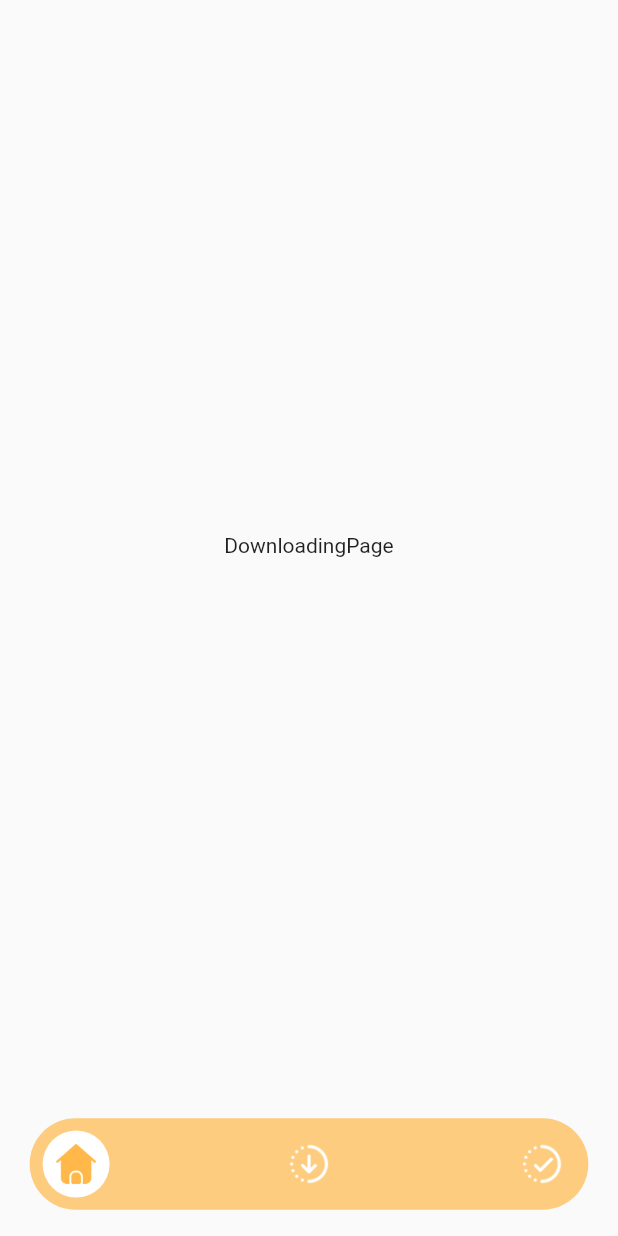
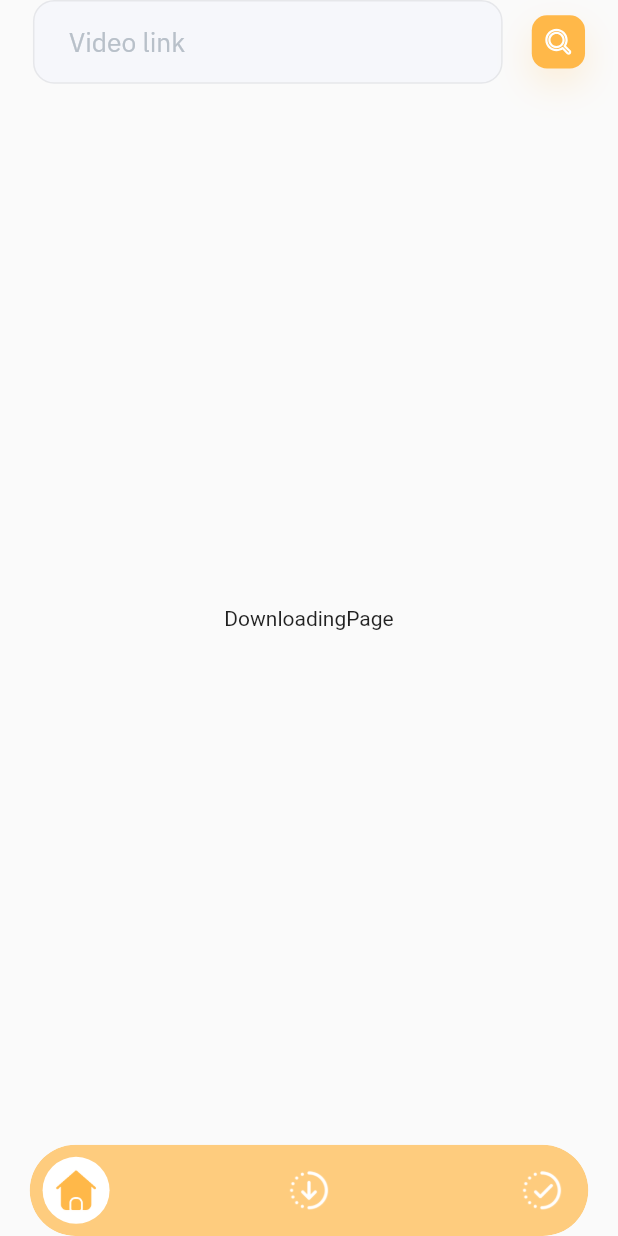
Before and after one commit to Saidmirzo/easy_downloader, a Flutter app: the screen it shows after launch, swiped to page 2, on a phone screen of 412 x 824 dp. Run offline on Flutter 3.47's test engine with Material 2 defaults, Android fonts, the phone set to English and light mode, and no system bars; our stand-ins replace equatable, flutter_screenutil, flutter_svg, internet_connection_checker, percent_indicator.

Commit message:
added main page and combinate all widgets

```diff
--- a/lib/data/constants/assets/app_colors.dart
+++ b/lib/data/constants/assets/app_colors.dart
@@ -5,7 +5,7 @@ abstract class AppColors {
 
   static const Color white = Colors.white;
 
-  static const Color bottomAppBarColor = Color(0xffFFB849);
+  static const Color primaryColor = Color(0xffFFB849);
 
   static TextColor textColor = TextColor();
 
--- a/lib/features/home/presentation/pages/home_page.dart
+++ b/lib/features/home/presentation/pages/home_page.dart
@@ -1,4 +1,10 @@
 import 'package:flutter/material.dart';
+import 'package:flutter_screenutil/flutter_screenutil.dart';
+
+import '../../../../data/constants/assets/assets.dart';
+import '../widgets/custom_searchbar.dart';
+import '../widgets/downloading_container_widget.dart';
+import '../widgets/switch_state.dart';
 
 class HomePage extends StatefulWidget {
   const HomePage({super.key});
@@ -10,8 +16,16 @@ class HomePage extends StatefulWidget {
 class _HomePageState extends State<HomePage> {
   @override
   Widget build(BuildContext context) {
-    return const Center(
-      child: Text('HomePage'),
+    return ListView.builder(
+      physics: const BouncingScrollPhysics(),
+      itemCount: 10,
+      itemBuilder: (context, index) => DownLoadingContainerWidget(
+        image: Assets.images.bitmapImage,
+        description: "The SpongeBob Movie",
+        videoName: "Sponge on the Run",
+        videoSize: "20 Mb",
+        widget: switchState(state: DownloadState.downloading),
+      ),
     );
   }
 }
--- a/lib/features/home/presentation/pages/main_page.dart
+++ b/lib/features/home/presentation/pages/main_page.dart
@@ -1,11 +1,15 @@
+import 'dart:ui';
+
 import 'package:easy_downloader/data/constants/assets/app_colors.dart';
 import 'package:easy_downloader/data/constants/assets/assets.dart';
-import 'package:easy_downloader/features/home/presentation/pages/home_pag.dart';
+import 'package:easy_downloader/features/home/presentation/widgets/custom_bottom_nav_bar.dart';
+import 'package:easy_downloader/features/home/presentation/widgets/custom_searchbar.dart';
 import 'package:flutter/material.dart';
 import 'package:flutter_screenutil/flutter_screenutil.dart';
 
 import 'downloaded.dart';
 import 'downloading.dart';
+import 'home_page.dart';
 
 class MainPage extends StatefulWidget {
   const MainPage({super.key});
@@ -15,19 +19,16 @@ class MainPage extends StatefulWidget {
 }
 
 class _MainPageState extends State<MainPage> {
-  int selectedPage = 0;
   PageController pageController = PageController();
-
-  List<String> listNavBarItems = [
-    Assets.icons.home,
-    Assets.icons.downloading,
-    Assets.icons.downloaded,
-  ];
 
   @override
   Widget build(BuildContext context) {
     return Scaffold(
-      body: PageView(
+
+      body: SafeArea(
+        child: Stack(
+          children: [
+            PageView(
               controller: pageController,
               children: const [
                 HomePage(),
@@ -35,41 +36,9 @@ class _MainPageState extends State<MainPage> {
                 DownloadedPage(),
               ],
             ),
-      bottomNavigationBar: Container(
-        height: 60.h,
-        padding: EdgeInsets.all(8.r),
-        margin: EdgeInsets.symmetric(vertical: 16.w, horizontal: 18.w),
-        decoration: BoxDecoration(
-            color: AppColors.bottomAppBarColor.withOpacity(0.7),
-            borderRadius: BorderRadius.circular(50.r)),
-        child: Row(
-          mainAxisAlignment: MainAxisAlignment.spaceBetween,
-          children: List.generate(
-            3,
-            (index) => GestureDetector(
-              onTap: () {
-                setState(() {
-                  selectedPage = index;
-                });
-              },
-              child: Container(
-                width: 45.h,
-                height: 45.h,
-                alignment: Alignment.center,
-                decoration: BoxDecoration(
-                    shape: BoxShape.circle,
-                    color: selectedPage == index ? AppColors.white : null),
-                child: Image.asset(
-                  listNavBarItems[index],
-                  height: 31.h,
-                  color: index == selectedPage
-                      ? AppColors.bottomAppBarColor
-                      : AppColors.white,
-                  fit: BoxFit.scaleDown,
-                ),
-              ),
-            ),
-          ),
+            const CustomSearchBar(),
+            CustomBottomNavBar(pageController: pageController),
+          ],
         ),
       ),
     );
--- /dev/null
+++ b/lib/features/home/presentation/widgets/custom_bottom_nav_bar.dart
@@ -0,0 +1,77 @@
+import 'dart:ui';
+
+import 'package:flutter/material.dart';
+import 'package:flutter_screenutil/flutter_screenutil.dart';
+
+import '../../../../data/constants/assets/app_colors.dart';
+import '../../../../data/constants/assets/assets.dart';
+
+class CustomBottomNavBar extends StatefulWidget {
+  const CustomBottomNavBar({super.key, required this.pageController});
+  final PageController pageController;
+
+  @override
+  State<CustomBottomNavBar> createState() => _CustomBottomNavBarState();
+}
+
+class _CustomBottomNavBarState extends State<CustomBottomNavBar> {
+  int selectedPage = 0;
+  List<String> listNavBarItems = [
+    Assets.icons.home,
+    Assets.icons.downloading,
+    Assets.icons.downloaded,
+  ];
+
+  @override
+  Widget build(BuildContext context) {
+    return Positioned(
+      bottom: 0,
+      right: 18.w,
+      left: 18.w,
+      child: ClipRRect(
+        borderRadius: BorderRadius.circular(50.r),
+        child: BackdropFilter(
+          filter: ImageFilter.blur(sigmaX: 8, sigmaY: 8),
+          child: Container(
+            height: 60.h,
+            padding: EdgeInsets.all(8.r),
+            decoration: BoxDecoration(
+              color: AppColors.primaryColor.withOpacity(0.7),
+              borderRadius: BorderRadius.circular(50.r),
+            ),
+            child: Row(
+              mainAxisAlignment: MainAxisAlignment.spaceBetween,
+              children: List.generate(
+                3,
+                (index) => GestureDetector(
+                  onTap: () {
+                    widget.pageController.jumpToPage(index);
+                    setState(() {
+                      selectedPage = index;
+                    });
+                  },
+                  child: Container(
+                    width: 45.h,
+                    height: 45.h,
+                    alignment: Alignment.center,
+                    decoration: BoxDecoration(
+                        shape: BoxShape.circle,
+                        color: selectedPage == index ? AppColors.white : null),
+                    child: Image.asset(
+                      listNavBarItems[index],
+                      height: 31.h,
+                      color: index == selectedPage
+                          ? AppColors.primaryColor
+                          : AppColors.white,
+                      fit: BoxFit.scaleDown,
+                    ),
+                  ),
+                ),
+              ),
+            ),
+          ),
+        ),
+      ),
+    );
+  }
+}
--- /dev/null
+++ b/lib/features/home/presentation/widgets/custom_searchbar.dart
@@ -0,0 +1,71 @@
+import 'package:flutter/material.dart';
+import 'package:flutter_screenutil/flutter_screenutil.dart';
+import 'package:flutter_svg/svg.dart';
+
+import '../../../../data/constants/assets/app_colors.dart';
+import '../../../../data/constants/assets/app_text_styles.dart';
+import '../../../../data/constants/assets/assets.dart';
+
+class CustomSearchBar extends StatelessWidget {
+  const CustomSearchBar({
+    super.key,
+  });
+
+  @override
+  Widget build(BuildContext context) {
+    return Positioned(
+      // padding: EdgeInsets.symmetric(horizontal: 20.w),
+      right: 20.w,
+      left: 20.w,
+      top: 0,
+      child: Row(
+        mainAxisAlignment: MainAxisAlignment.spaceBetween,
+        children: [
+          Container(
+            height: 55.h,
+            width: 285.w,
+            alignment: Alignment.center,
+            padding: EdgeInsets.only(left: 21.w),
+            decoration: BoxDecoration(
+              color: AppColors.primaryLight.shade50,
+              borderRadius: BorderRadius.circular(14.r),
+              border: Border.all(
+                color: AppColors.textColor.withOpacity(.067),
+              ),
+            ),
+            child: TextField(
+              cursorColor: AppColors.textColor.shade75,
+              style: AppTextStyles.body16w4.copyWith(
+                color: AppColors.textColor.shade75,
+              ),
+              decoration: InputDecoration(
+                border: InputBorder.none,
+                hintText: "Video link",
+                hintStyle: AppTextStyles.body16w4.copyWith(
+                  color: AppColors.textColor.shade25,
+                ),
+              ),
+            ),
+          ),
+          Container(
+            height: 35.h,
+            width: 35.h,
+            alignment: Alignment.center,
+            decoration: BoxDecoration(
+              color: AppColors.primaryColor,
+              borderRadius: BorderRadius.circular(10.r),
+              boxShadow: [
+                BoxShadow(
+                  color: AppColors.primaryColor.withOpacity(.2),
+                  blurRadius: 20,
+                  offset: const Offset(0, 10),
+                ),
+              ],
+            ),
+            child: SvgPicture.asset(Assets.icons.searchIcon),
+          )
+        ],
+      ),
+    );
+  }
+}
--- a/lib/features/home/presentation/widgets/downloading_container_widget.dart
+++ b/lib/features/home/presentation/widgets/downloading_container_widget.dart
@@ -13,14 +13,14 @@ class DownLoadingContainerWidget extends StatelessWidget {
   String videoName;
   String image;
   String videoSize;
-  Widget function;
+  Widget widget;
   DownLoadingContainerWidget({
     Key? key,
     required this.description,
     required this.videoName,
     required this.image,
     required this.videoSize,
-    required this.function,
+    required this.widget,
   }) : super(key: key);
 
   Color white = AppColors.white;
@@ -30,6 +30,7 @@ class DownLoadingContainerWidget extends StatelessWidget {
     return Container(
       width: double.infinity,
       height: 100.h,
+      margin: EdgeInsets.symmetric(horizontal: 20.w, vertical: 10),
       padding: EdgeInsets.symmetric(horizontal: 10.w, vertical: 10.h),
       decoration: BoxDecoration(
         color: white,
@@ -110,7 +111,7 @@ class DownLoadingContainerWidget extends StatelessWidget {
             width: 8.w,
           ),
           const Spacer(),
-          function,
+          widget,
         ],
       ),
     );
--- a/lib/features/home/presentation/widgets/downloading_menu_state_widget.dart
+++ b/lib/features/home/presentation/widgets/downloading_menu_state_widget.dart
@@ -8,11 +8,13 @@ class DownloadingMenuStateWidget extends StatefulWidget {
   const DownloadingMenuStateWidget({super.key});
 
   @override
-  State<DownloadingMenuStateWidget> createState() => _DownloadingMenuStateWidgetState();
+  State<DownloadingMenuStateWidget> createState() =>
+      _DownloadingMenuStateWidgetState();
 }
 
-class _DownloadingMenuStateWidgetState extends State<DownloadingMenuStateWidget> {
-  Color indicatorColor = AppColors.bottomAppBarColor;
+class _DownloadingMenuStateWidgetState
+    extends State<DownloadingMenuStateWidget> {
+  Color indicatorColor = AppColors.primaryColor;
   @override
   Widget build(BuildContext context) {
     return Column(
```
Lines whose indentation alone changed are shown as unchanged.
